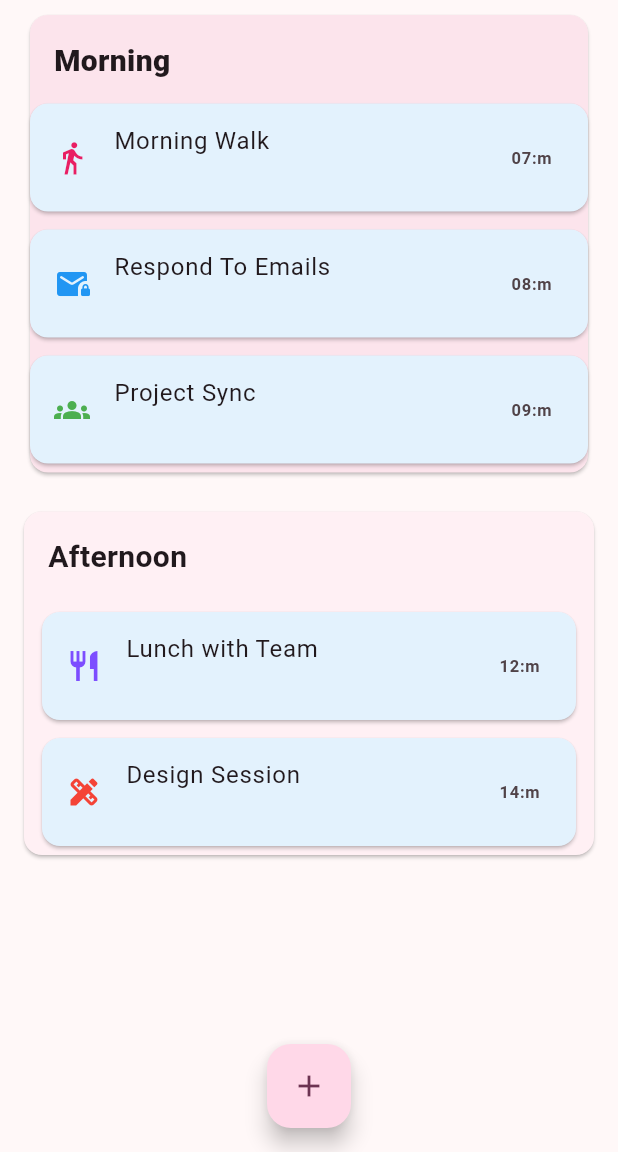
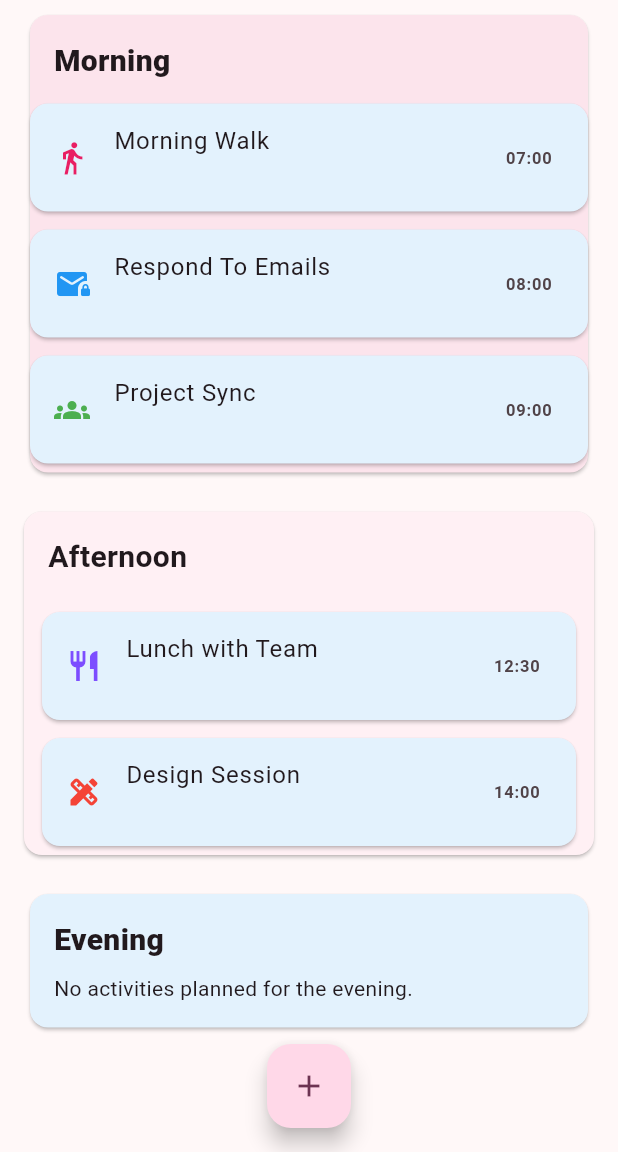
Before and after one commit to Elanr0/daily_exercise_tracking, a Flutter app: the screen it shows after launch, on a phone screen of 412 x 824 dp, the part 84-1236 px from its top. Run offline on Flutter 3.47's test engine with Material 3 defaults, Android fonts, the phone set to English and light mode, and no system bars.

Commit message:
Evening added

```diff
--- a/lib/view/home_page.dart
+++ b/lib/view/home_page.dart
@@ -9,26 +9,26 @@ class HomePage extends StatefulWidget {
 }
 
 class _HomePageState extends State<HomePage> {
-
+  bool _isEveningVisible = false;
 
   @override
   Widget build(BuildContext context) {
 
-  NoteModel note1 = NoteModel(
+  NoteModel morning1 = NoteModel(
     title: "Morning Walk ",
     content: "",
     createdAt: DateTime.now(),
     updatedAt: DateTime.now(),
     doingAt: DateTime(2025, 12, 18, 7, 0));
 
-  NoteModel note2 = NoteModel(
+  NoteModel morning2 = NoteModel(
     title: "Respond To Emails",
     content: "",
     createdAt: DateTime(23),
     updatedAt: DateTime(20),
     doingAt: DateTime(2025, 12, 18, 8, 0));
 
-  NoteModel note3 = NoteModel(
+  NoteModel morning3 = NoteModel(
     title: "Project Sync",
     content: "",
     createdAt: DateTime(20),
@@ -36,7 +36,7 @@ class _HomePageState extends State<HomePage> {
     doingAt: DateTime(2025, 12, 18, 9, 0));
 
   List<NoteModel> notes = [];
-  notes.addAll([note1, note2, note3]);
+  notes.addAll([morning1, morning2, morning3]);
 
      NoteModel afternoon1 = NoteModel(
       title: "Lunch with Team",
@@ -78,7 +78,11 @@ class _HomePageState extends State<HomePage> {
 ),
         floatingActionButtonLocation: FloatingActionButtonLocation.centerFloat,
         floatingActionButton: FloatingActionButton(
-          onPressed: () {},
+          onPressed: () {
+            setState(() {
+              _isEveningVisible = true;
+            });
+          },
           child: const Icon(Icons.add),
 ),
 body: ListView(
@@ -110,7 +114,8 @@ body: ListView(
             title: Text(note.title),
             subtitle: Text(note.content),
             trailing: Text(
-              _formatTime(note.doingAt), style: const TextStyle(fontWeight: FontWeight.w700),
+              _formatTime(note.doingAt),
+              style: const TextStyle(fontWeight: FontWeight.w700),
                       ),
                     ),
                   );
@@ -141,10 +146,34 @@ body: ListView(
                   title: Text(note.title),
                   subtitle: Text(note.content),
                   trailing: Text(
-                    _formatTime(note.doingAt),style: const TextStyle(fontWeight: FontWeight.w700),),
+                    _formatTime(note.doingAt),
+                    style: const TextStyle(fontWeight: FontWeight.w700),
+                    ),
                    ),
                   );
                 }),
+              ],
+            ),
+          ),
+          if (_isEveningVisible)
+          const SizedBox(height: 90),
+          Card(
+            margin: const EdgeInsets.symmetric(horizontal: 20, vertical: 10),
+            color: Colors.blue[50],
+            child: Column(
+            crossAxisAlignment: CrossAxisAlignment.start,
+            children: const[
+             Padding(
+                    padding: EdgeInsets.fromLTRB(16, 16, 16, 8),
+                    child: Text(
+                      "Evening",
+                      style: TextStyle(fontSize: 20, fontWeight: FontWeight.w900),
+                    ),
+                  ),
+                  Padding(padding: EdgeInsets.fromLTRB(16, 0, 16, 16),
+                  child: Text("No activities planned for the evening.", style: TextStyle(fontSize: 14),
+                  ),
+                )
               ],
             ),
           )
@@ -153,9 +182,8 @@ body: ListView(
     );
   }
   String _formatTime(DateTime dt) {
-    final h =dt.hour.toString().padLeft(2, '0');
+    final h = dt.hour.toString().padLeft(2, '0');
     final m = dt.minute.toString().padLeft(2, '0');
-    return "$h:m";
-
+    return "$h:$m";
   }
 }
```
